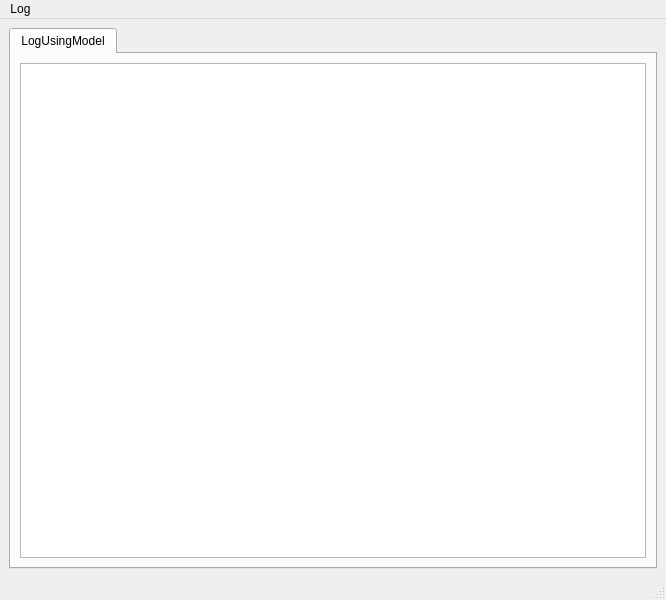
This is trunk/Development/GUI/qbuGUIDev2/rc/qbuGUIDev2MainWindow.ui in drescherjm/QtBasicUtils as Qt 5 draws it before an edit. The edited form follows.
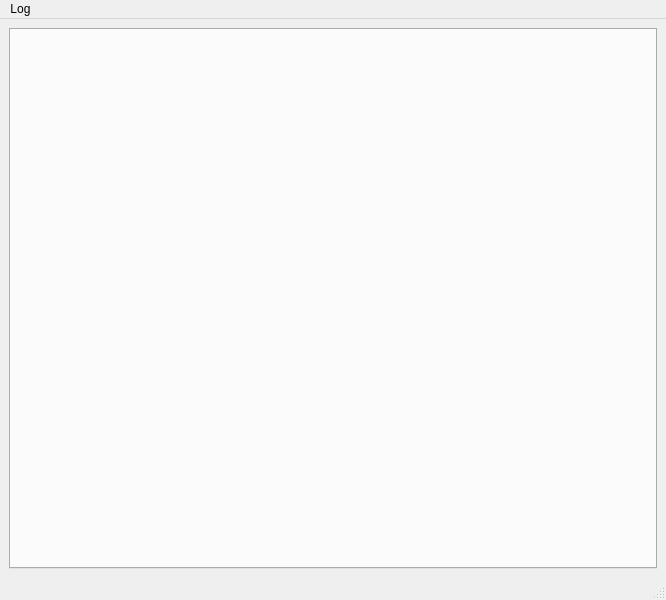
This is the edited form.

Commit message: Begin to test only the 3rd version logger widget.

What changed in the file:
```diff
--- a/trunk/Development/GUI/qbuGUIDev2/rc/qbuGUIDev2MainWindow.ui
+++ b/trunk/Development/GUI/qbuGUIDev2/rc/qbuGUIDev2MainWindow.ui
@@ -26,24 +26,6 @@
       <property name="currentIndex">
        <number>0</number>
       </property>
-      <widget class="QWidget" name="tab">
-       <attribute name="title">
-        <string>LogUsingModel</string>
-       </attribute>
-       <layout class="QVBoxLayout" name="verticalLayout_2">
-        <item>
-         <widget class="QTableView" name="tableView">
-          <property name="font">
-           <font>
-            <pointsize>10</pointsize>
-            <weight>50</weight>
-            <bold>false</bold>
-           </font>
-          </property>
-         </widget>
-        </item>
-       </layout>
-      </widget>
      </widget>
     </item>
    </layout>
```
Left out of the diff: 6 changed lines with no effect on the pictures. The commit also changes 4 other files.
